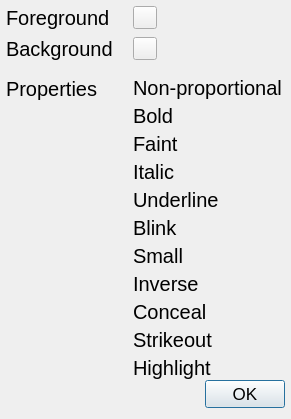
jnbooth/smushclient, file smushclient-qt/cpp/ui/dialog/styledialog.ui: the form before one commit.
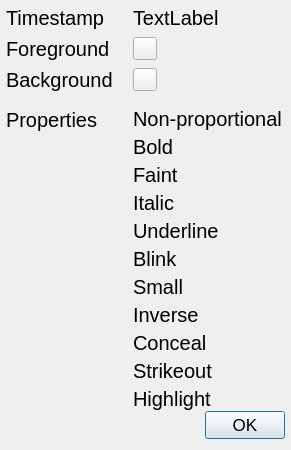
The form after the commit. Custom widgets are drawn as their Qt base class.

Commit message: display timestamps

Patch:
```diff
--- a/smushclient-qt/cpp/ui/dialog/styledialog.ui
+++ b/smushclient-qt/cpp/ui/dialog/styledialog.ui
@@ -198,6 +198,20 @@
        </item>
       </layout>
      </item>
+     <item row="0" column="0">
+      <widget class="QLabel" name="timestamp_label">
+       <property name="text">
+        <string>Timestamp</string>
+       </property>
+      </widget>
+     </item>
+     <item row="0" column="1">
+      <widget class="QLabel" name="timestamp">
+       <property name="text">
+        <string>TextLabel</string>
+       </property>
+      </widget>
+     </item>
     </layout>
    </item>
    <item>
```
The commit also changes 9 other files.
